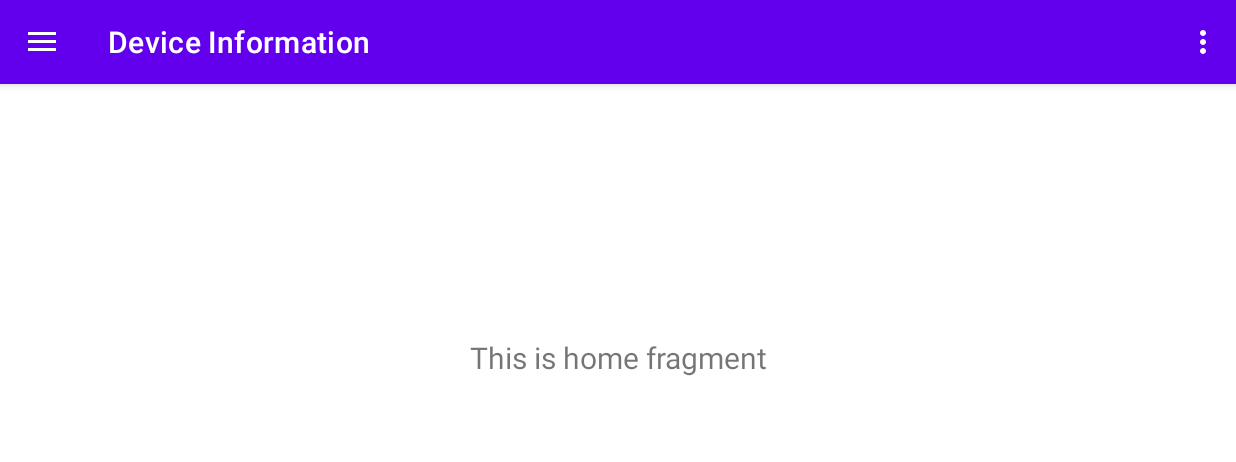
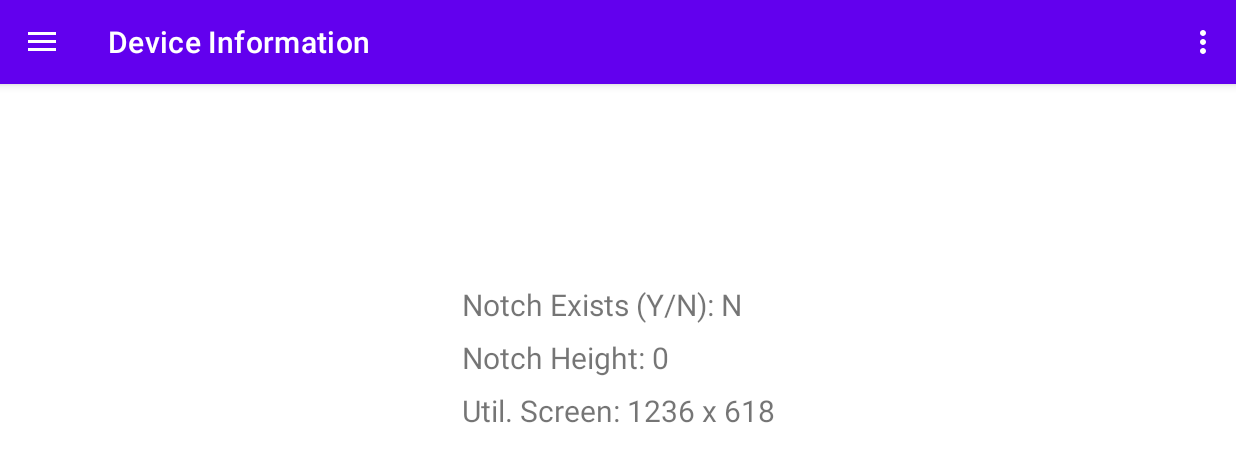
Before and after one commit to cjw531/deflectometry_display_android, an Android app: the screen it shows after launch (MainActivity), on a phone screen of 824 x 412 dp (held sideways). Shown: the top 462 px of the screen. Run offline under Robolectric (Android 15) with nearby library versions, the phone set to English and light mode, and no system bars; our stand-ins replace navigation-ui.

Commit message:
device pixel dimension information

```diff
--- a/app/build.gradle
+++ b/app/build.gradle
@@ -7,7 +7,7 @@ android {
 
     defaultConfig {
         applicationId "com.example.deflectometrydisplay"
-        minSdk 28
+        minSdk 29
         targetSdk 32
         versionCode 1
         versionName "1.0"
@@ -42,4 +42,7 @@ dependencies {
     testImplementation 'junit:junit:4.13.2'
     androidTestImplementation 'androidx.test.ext:junit:1.1.3'
     androidTestImplementation 'androidx.test.espresso:espresso-core:3.4.0'
+    implementation 'androidx.lifecycle:lifecycle-viewmodel:2.4.0'
+    implementation 'androidx.lifecycle:lifecycle-runtime:2.4.0'
+
 }
--- a/app/src/main/AndroidManifest.xml
+++ b/app/src/main/AndroidManifest.xml
@@ -28,4 +28,6 @@
         </activity>
     </application>
 
+    <uses-permission android:name="android.permission.WAKE_LOCK" />
+
 </manifest>
--- a/app/src/main/java/com/example/deflectometrydisplay/ui/home/HomeFragment.java
+++ b/app/src/main/java/com/example/deflectometrydisplay/ui/home/HomeFragment.java
@@ -1,13 +1,18 @@
 package com.example.deflectometrydisplay.ui.home;
 
+import android.content.Context;
+import android.os.Build;
 import android.os.Bundle;
+import android.util.DisplayMetrics;
 import android.view.LayoutInflater;
 import android.view.View;
 import android.view.ViewGroup;
+import android.view.WindowManager;
 import android.widget.TextView;
 
 import androidx.annotation.NonNull;
 import androidx.fragment.app.Fragment;
+import androidx.lifecycle.Observer;
 import androidx.lifecycle.ViewModelProvider;
 
 import com.example.deflectometrydisplay.databinding.FragmentHomeBinding;
@@ -18,14 +23,44 @@ public class HomeFragment extends Fragment {
 
     public View onCreateView(@NonNull LayoutInflater inflater,
                              ViewGroup container, Bundle savedInstanceState) {
-        HomeViewModel homeViewModel =
-                new ViewModelProvider(this).get(HomeViewModel.class);
+        HomeViewModel homeViewModel = new ViewModelProvider(this).get(HomeViewModel.class);
 
         binding = FragmentHomeBinding.inflate(inflater, container, false);
         View root = binding.getRoot();
 
-        final TextView textView = binding.textHome;
-        homeViewModel.getText().observe(getViewLifecycleOwner(), textView::setText);
+        final TextView text_notch = binding.textNotch;
+        homeViewModel.hasNotch(requireContext()).observe(getViewLifecycleOwner(), new Observer<String>() {
+            @Override
+            public void onChanged(String has_notch) {
+                String notch_information = "Notch Exists (Y/N): " + has_notch;
+                text_notch.setText(notch_information);
+            }
+        });
+
+        final TextView text_notch_dimension = binding.textNotchSize;
+        homeViewModel.getNotchHeight(requireContext()).observe(getViewLifecycleOwner(), new Observer<Integer>() {
+            @Override
+            public void onChanged(Integer height) {
+//                int screenWidth = dimensions[0];
+//                int screenHeight = dimensions[1];
+
+                String notch_dimensions = "Notch Height: " + height;
+                text_notch_dimension.setText(notch_dimensions);
+            }
+        });
+
+        final TextView text_dimension = binding.textDimension;
+        homeViewModel.get_pixel_dimensions(requireContext()).observe(getViewLifecycleOwner(), new Observer<int[]>() {
+            @Override
+            public void onChanged(int[] dimensions) {
+                int screenWidth = dimensions[0];
+                int screenHeight = dimensions[1];
+
+                String fullScreenDimensions = "Util. Screen: " + screenWidth + " x " + screenHeight;
+                text_dimension.setText(fullScreenDimensions);
+            }
+        });
+
         return root;
     }
 
--- a/app/src/main/java/com/example/deflectometrydisplay/ui/home/HomeViewModel.java
+++ b/app/src/main/java/com/example/deflectometrydisplay/ui/home/HomeViewModel.java
@@ -1,8 +1,19 @@
 package com.example.deflectometrydisplay.ui.home;
+
+import android.content.Context;
+import android.graphics.Rect;
+import android.os.Build;
+import android.util.DisplayMetrics;
+import android.view.Display;
+import android.view.DisplayCutout;
+import android.view.View;
+import android.view.WindowManager;
 
 import androidx.lifecycle.LiveData;
 import androidx.lifecycle.MutableLiveData;
 import androidx.lifecycle.ViewModel;
+
+import java.util.List;
 
 public class HomeViewModel extends ViewModel {
 
@@ -13,6 +24,65 @@ public class HomeViewModel extends ViewModel {
         mText.setValue("This is home fragment");
     }
 
+    public LiveData<int[]> get_pixel_dimensions(Context context) {
+        MutableLiveData<int[]> pixelDimensionsLiveData = new MutableLiveData<>();
+
+        DisplayMetrics displayMetrics = new DisplayMetrics();
+        WindowManager windowManager = (WindowManager) context.getSystemService(Context.WINDOW_SERVICE);
+        windowManager.getDefaultDisplay().getMetrics(displayMetrics);
+
+        int width = displayMetrics.widthPixels;
+        int height = displayMetrics.heightPixels;
+
+        int[] dimensions = {width, height};
+        pixelDimensionsLiveData.setValue(dimensions);
+
+        return pixelDimensionsLiveData;
+    }
+
+    public LiveData<String> hasNotch(Context context) {
+        MutableLiveData<String> has_notch = new MutableLiveData<>();
+        has_notch.setValue("N");
+
+        if (Build.VERSION.SDK_INT >= Build.VERSION_CODES.P) {
+            WindowManager windowManager = (WindowManager) context.getSystemService(Context.WINDOW_SERVICE);
+            if (windowManager != null) {
+                DisplayCutout displayCutout = windowManager.getDefaultDisplay().getCutout();
+                if (displayCutout != null && displayCutout.getBoundingRects() != null && displayCutout.getBoundingRects().size() > 0) {
+                    has_notch.setValue("Y");
+                }
+            }
+        } else {
+            // TODO: currently null implementation
+            // Check for other methods to detect notches on older Android versions
+        }
+
+        return has_notch;
+    }
+
+    public LiveData<Integer> getNotchHeight(Context context) {
+        MutableLiveData<Integer> notchHeightLiveData = new MutableLiveData<>();
+        notchHeightLiveData.setValue(0);
+
+        if (Build.VERSION.SDK_INT >= Build.VERSION_CODES.P) {
+            WindowManager windowManager = (WindowManager) context.getSystemService(Context.WINDOW_SERVICE);
+            if (windowManager != null) {
+                Display display = windowManager.getDefaultDisplay();
+                DisplayCutout displayCutout = display.getCutout();
+                if (displayCutout != null && displayCutout.getBoundingRects() != null && displayCutout.getBoundingRects().size() > 0) {
+                    List<Rect> boundingRects = displayCutout.getBoundingRects();
+                    // Assuming a single notch, retrieve the dimensions of the first bounding rectangle
+                    Rect notchRect = boundingRects.get(0);
+                    int notchHeight = notchRect.height();
+                    notchHeightLiveData.setValue(notchHeight);
+                }
+            }
+        }
+
+        return notchHeightLiveData;
+    }
+
+
     public LiveData<String> getText() {
         return mText;
     }
--- a/app/src/main/res/layout/fragment_home.xml
+++ b/app/src/main/res/layout/fragment_home.xml
@@ -6,17 +6,54 @@
     android:layout_height="match_parent"
     tools:context=".ui.home.HomeFragment">
 
+    <androidx.appcompat.widget.LinearLayoutCompat
+        android:layout_width="wrap_content"
+        android:layout_height="wrap_content"
+        android:orientation="vertical"
+        app:layout_constraintStart_toStartOf="parent"
+        app:layout_constraintEnd_toEndOf="parent"
+        app:layout_constraintTop_toTopOf="parent"
+        app:layout_constraintBottom_toBottomOf="parent">
+
         <TextView
-        android:id="@+id/text_home"
+            android:id="@+id/text_notch"
             android:layout_width="match_parent"
             android:layout_height="wrap_content"
             android:layout_marginStart="8dp"
             android:layout_marginTop="8dp"
             android:layout_marginEnd="8dp"
-        android:textAlignment="center"
             android:textSize="20sp"
             app:layout_constraintBottom_toBottomOf="parent"
             app:layout_constraintEnd_toEndOf="parent"
             app:layout_constraintStart_toStartOf="parent"
             app:layout_constraintTop_toTopOf="parent" />
+
+        <TextView
+            android:id="@+id/text_notch_size"
+            android:layout_width="match_parent"
+            android:layout_height="wrap_content"
+            android:layout_marginStart="8dp"
+            android:layout_marginTop="8dp"
+            android:layout_marginEnd="8dp"
+            android:textSize="20sp"
+            app:layout_constraintBottom_toBottomOf="parent"
+            app:layout_constraintEnd_toEndOf="parent"
+            app:layout_constraintStart_toStartOf="parent"
+            app:layout_constraintTop_toTopOf="parent" />
+
+        <TextView
+            android:id="@+id/text_dimension"
+            android:layout_width="match_parent"
+            android:layout_height="wrap_content"
+            android:layout_marginStart="8dp"
+            android:layout_marginTop="8dp"
+            android:layout_marginEnd="8dp"
+            android:textSize="20sp"
+            app:layout_constraintBottom_toBottomOf="parent"
+            app:layout_constraintEnd_toEndOf="parent"
+            app:layout_constraintStart_toStartOf="parent"
+            app:layout_constraintTop_toTopOf="parent" />
+
+    </androidx.appcompat.widget.LinearLayoutCompat>
+
 </androidx.constraintlayout.widget.ConstraintLayout>
--- /dev/null
+++ b/app/src/main/res/values/styles.xml
@@ -0,0 +1,9 @@
+<?xml version="1.0" encoding="utf-8"?>
+<resources>
+    <style name="AppTheme" parent="Theme.AppCompat.Light.DarkActionBar">
+        <!-- Other theme attributes -->
+
+        <!-- Add this attribute to handle display cutout (notch) behavior -->
+        <item name="android:windowLayoutInDisplayCutoutMode">never</item>
+    </style>
+</resources>
```
Lines whose indentation alone changed are shown as unchanged.
